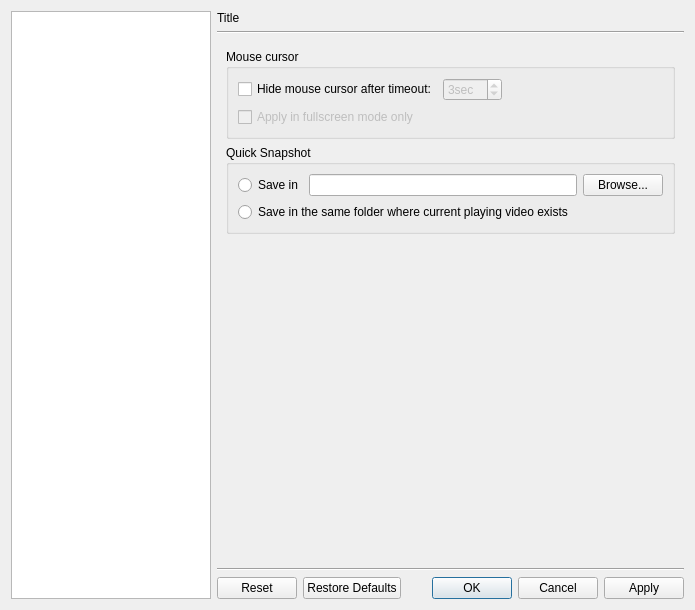
Qt form src/cmplayer/ui/prefdialog.ui (bylee20/bomi) before a commit.
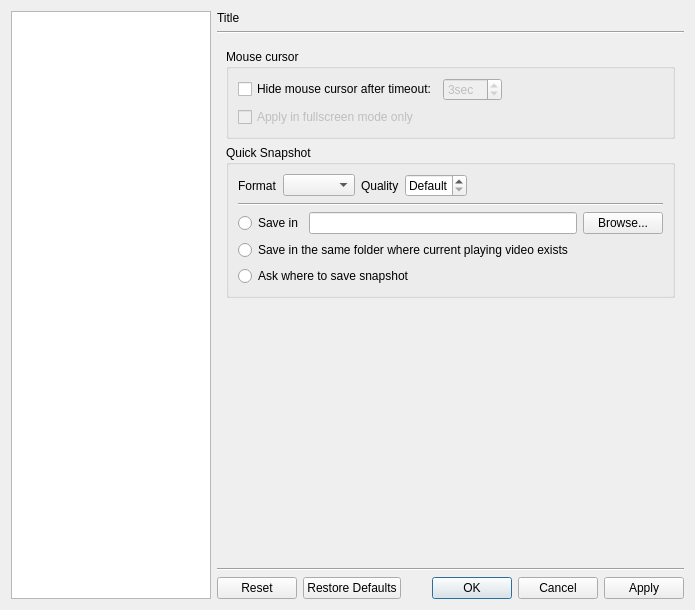
The same form after that commit. Icons and pictures are not drawn. Custom widgets are drawn as their Qt base class.

Commit message: * New: format/quality/ask options for quick snapshot(#99)

Patch:
```diff
--- a/src/cmplayer/ui/prefdialog.ui
+++ b/src/cmplayer/ui/prefdialog.ui
@@ -141,7 +141,7 @@
         </layout>
        </widget>
        <widget class="QWidget" name="misc">
-        <layout class="QVBoxLayout" name="verticalLayout_16">
+        <layout class="QVBoxLayout" name="verticalLayout_42">
          <item>
           <widget class="QGroupBox" name="groupBox_30">
            <property name="title">
@@ -209,7 +209,64 @@
            <property name="title">
             <string>Quick Snapshot</string>
            </property>
-           <layout class="QVBoxLayout" name="verticalLayout_42">
+           <layout class="QVBoxLayout" name="verticalLayout_16">
+            <item>
+             <layout class="QHBoxLayout" name="horizontalLayout_29">
+              <item>
+               <widget class="QLabel" name="label_23">
+                <property name="text">
+                 <string>Format</string>
+                </property>
+               </widget>
+              </item>
+              <item>
+               <widget class="QComboBox" name="quick_snapshot_format"/>
+              </item>
+              <item>
+               <widget class="QLabel" name="label_38">
+                <property name="text">
+                 <string>Quality</string>
+                </property>
+               </widget>
+              </item>
+              <item>
+               <widget class="QSpinBox" name="quick_snapshot_quality">
+                <property name="specialValueText">
+                 <string>Default</string>
+                </property>
+                <property name="minimum">
+                 <number>-1</number>
+                </property>
+                <property name="maximum">
+                 <number>100</number>
+                </property>
+                <property name="value">
+                 <number>-1</number>
+                </property>
+               </widget>
+              </item>
+              <item>
+               <spacer name="horizontalSpacer_15">
+                <property name="orientation">
+                 <enum>Qt::Horizontal</enum>
+                </property>
+                <property name="sizeHint" stdset="0">
+                 <size>
+                  <width>40</width>
+                  <height>20</height>
+                 </size>
+                </property>
+               </spacer>
+              </item>
+             </layout>
+            </item>
+            <item>
+             <widget class="Line" name="line">
+              <property name="orientation">
+               <enum>Qt::Horizontal</enum>
+              </property>
+             </widget>
+            </item>
             <item>
              <layout class="QHBoxLayout" name="horizontalLayout_16">
               <item>
@@ -242,6 +299,13 @@
               </property>
              </widget>
             </item>
+            <item>
+             <widget class="QRadioButton" name="save_quick_snapshot_ask">
+              <property name="text">
+               <string>Ask where to save snapshot</string>
+              </property>
+             </widget>
+            </item>
            </layout>
           </widget>
          </item>
```
The commit also changes 13 other files.
